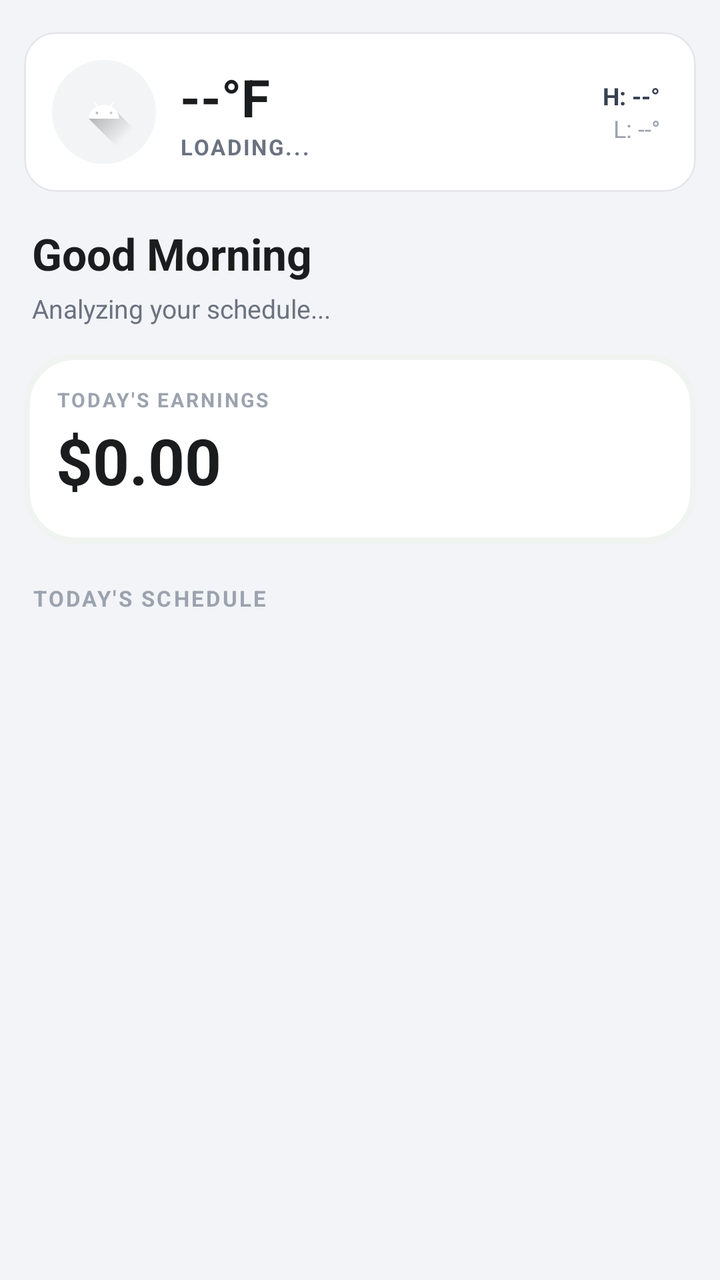
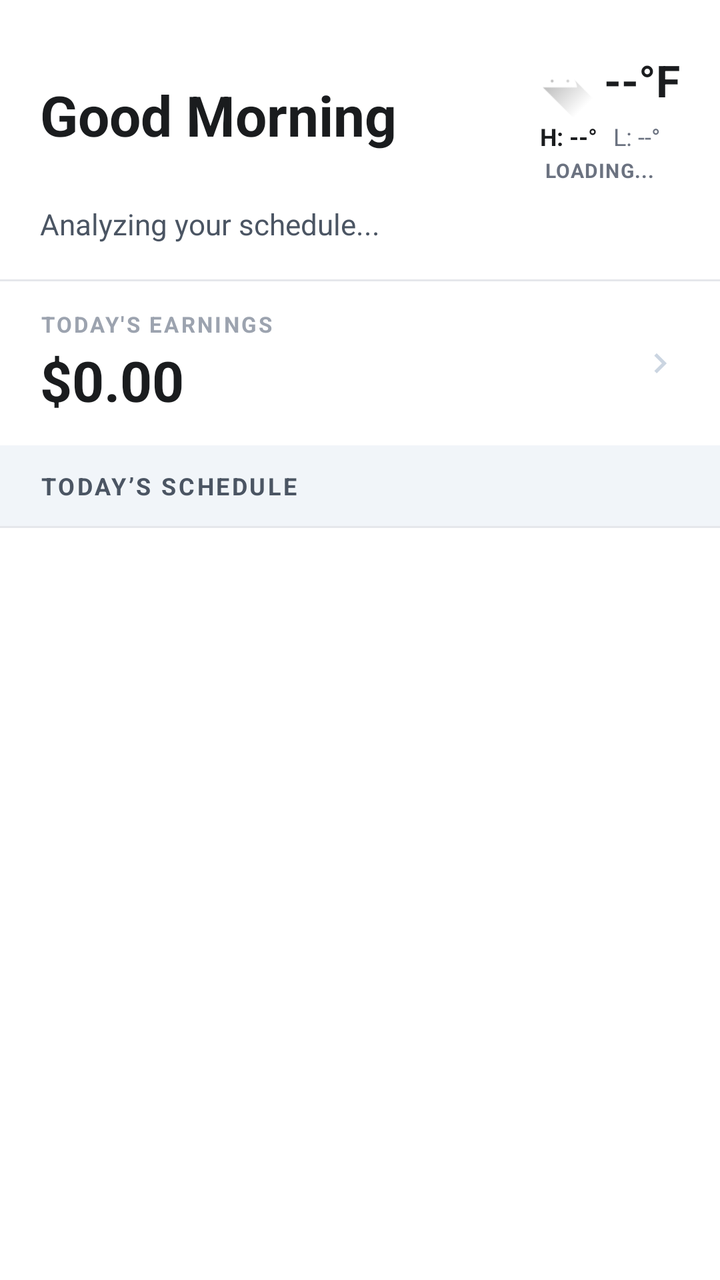

Before-and-after screenshots of an Android layout around one commit, followed by the original layout XML and the change that was made.
<!-- AndroidManifest.xml: application theme Theme.EmployeePOS2 -->
<!-- res/layout/fragment_home_v2.xml -->
<?xml version="1.0" encoding="utf-8"?>
<androidx.core.widget.NestedScrollView
    xmlns:android="http://schemas.android.com/apk/res/android"
    xmlns:app="http://schemas.android.com/apk/res-auto"
    android:layout_width="match_parent"
    android:layout_height="match_parent"
    android:background="#F2F4F7"
    android:fillViewport="true">

    <LinearLayout
        android:layout_width="match_parent"
        android:layout_height="wrap_content"
        android:orientation="vertical"
        android:paddingBottom="24dp">

        <com.google.android.material.card.MaterialCardView
            android:layout_width="match_parent"
            android:layout_height="wrap_content"
            android:layout_marginHorizontal="12dp"
            android:layout_marginTop="16dp"
            app:cardCornerRadius="16dp"
            app:cardElevation="0dp"
            app:strokeWidth="1dp"
            app:strokeColor="#E5E7EB"
            app:cardBackgroundColor="#FFFFFF">

            <LinearLayout
                android:layout_width="match_parent"
                android:layout_height="wrap_content"
                android:orientation="horizontal"
                android:padding="14dp"
                android:gravity="center_vertical">

                <FrameLayout
                    android:layout_width="52dp"
                    android:layout_height="52dp"
                    android:background="@drawable/bg_weather_icon_pill">

                    <ImageView
                        android:id="@+id/ivWeatherIcon"
                        android:layout_width="36dp"
                        android:layout_height="36dp"
                        android:layout_gravity="center"
                        android:src="@drawable/ic_launcher_foreground" />
                </FrameLayout>

                <LinearLayout
                    android:layout_width="0dp"
                    android:layout_height="wrap_content"
                    android:layout_weight="1"
                    android:orientation="vertical"
                    android:layout_marginStart="12dp">

                    <TextView
                        android:id="@+id/tvWeatherTemp"
                        android:layout_width="wrap_content"
                        android:layout_height="wrap_content"
                        android:text="--°F"
                        android:textSize="26sp"
                        android:textStyle="bold"
                        android:textColor="#1A1C1E" />

                    <TextView
                        android:id="@+id/tvWeatherOutlook"
                        android:layout_width="wrap_content"
                        android:layout_height="wrap_content"
                        android:text="Loading..."
                        android:textSize="11sp"
                        android:textStyle="bold"
                        android:letterSpacing="0.08"
                        android:textAllCaps="true"
                        android:textColor="#6B7280" />
                </LinearLayout>

                <LinearLayout
                    android:layout_width="wrap_content"
                    android:layout_height="wrap_content"
                    android:orientation="vertical"
                    android:gravity="end"
                    android:layout_marginEnd="4dp">

                    <TextView
                        android:id="@+id/tvWeatherHigh"
                        android:layout_width="wrap_content"
                        android:layout_height="wrap_content"
                        android:text="H: --°"
                        android:textSize="12sp"
                        android:textStyle="bold"
                        android:textColor="#374151" />

                    <TextView
                        android:id="@+id/tvWeatherLow"
                        android:layout_width="wrap_content"
                        android:layout_height="wrap_content"
                        android:text="L: --°"
                        android:textSize="12sp"
                        android:textColor="#9CA3AF" />
                </LinearLayout>

            </LinearLayout>
        </com.google.android.material.card.MaterialCardView>

        <LinearLayout
            android:layout_width="match_parent"
            android:layout_height="wrap_content"
            android:orientation="vertical"
            android:layout_marginHorizontal="16dp"
            android:layout_marginTop="16dp">

            <TextView
                android:id="@+id/welcomeText"
                android:layout_width="wrap_content"
                android:layout_height="wrap_content"
                android:text="Good Morning"
                android:textSize="22sp"
                android:textStyle="bold"
                android:textColor="#1A1C1E" />

            <TextView
                android:id="@+id/tvDailySummary"
                android:layout_width="match_parent"
                android:layout_height="wrap_content"
                android:layout_marginTop="4dp"
                android:text="Analyzing your schedule..."
                android:textSize="13sp"
                android:textColor="#6B7280"
                android:lineSpacingMultiplier="1.5"
                android:maxLines="5"
                android:ellipsize="end" />
        </LinearLayout>

        <LinearLayout
            android:id="@+id/btnEarningsPanel"
            android:layout_width="match_parent"
            android:layout_height="wrap_content"
            android:orientation="vertical"
            android:layout_marginHorizontal="12dp"
            android:layout_marginTop="14dp"
            android:padding="16dp"
            android:background="@drawable/bg_earnings_integrated"
            android:foreground="?attr/selectableItemBackground"
            android:clickable="true"
            android:focusable="true"
            android:elevation="0dp">

            <LinearLayout
                android:layout_width="match_parent"
                android:layout_height="wrap_content"
                android:orientation="horizontal"
                android:gravity="center_vertical"
                android:layout_marginBottom="4dp">

                <LinearLayout
                    android:layout_width="0dp"
                    android:layout_height="wrap_content"
                    android:layout_weight="1"
                    android:orientation="vertical">

                    <TextView
                        android:layout_width="wrap_content"
                        android:layout_height="wrap_content"
                        android:text="TODAY'S EARNINGS"
                        android:textColor="#9CA3AF"
                        android:textSize="10sp"
                        android:textStyle="bold"
                        android:letterSpacing="0.1"
                        android:textAllCaps="true" />

                    <TextView
                        android:id="@+id/tvEarningsTotal"
                        android:layout_width="wrap_content"
                        android:layout_height="wrap_content"
                        android:text="$0.00"
                        android:textColor="#1A1C1E"
                        android:textSize="32sp"
                        android:textStyle="bold"
                        android:layout_marginTop="2dp" />
                </LinearLayout>

            </LinearLayout>

        </LinearLayout>

        <LinearLayout
            android:id="@+id/adminSection"
            android:layout_width="match_parent"
            android:layout_height="wrap_content"
            android:orientation="vertical"
            android:layout_marginHorizontal="12dp"
            android:layout_marginTop="12dp"
            android:visibility="gone" />

        <TextView
            android:layout_width="wrap_content"
            android:layout_height="wrap_content"
            android:layout_marginHorizontal="16dp"
            android:layout_marginTop="20dp"
            android:layout_marginBottom="8dp"
            android:text="TODAY'S SCHEDULE"
            android:textSize="11sp"
            android:textStyle="bold"
            android:textColor="#9CA3AF"
            android:letterSpacing="0.1"
            android:textAllCaps="true" />

        <androidx.recyclerview.widget.RecyclerView
            android:id="@+id/rvSchedule"
            android:layout_width="match_parent"
            android:layout_height="wrap_content"
            android:paddingHorizontal="12dp"
            android:clipToPadding="false"
            android:nestedScrollingEnabled="false" />

    </LinearLayout>
</androidx.core.widget.NestedScrollView>
<!-- resources referenced by this layout -->
<resources>
  <!-- drawable bg_earnings_integrated (drawable) -->
  <?xml version="1.0" encoding="utf-8"?>
  <shape xmlns:android="http://schemas.android.com/apk/res/android"
      android:shape="rectangle">
  
      <solid android:color="#FFFFFF" />
      <corners android:radius="24dp" /> <stroke android:width="3dp" android:color="#F0F4F1" />
  </shape>
  <!-- drawable bg_weather_icon_pill (drawable) -->
  <?xml version="1.0" encoding="utf-8"?>
  <shape xmlns:android="http://schemas.android.com/apk/res/android"
      android:shape="oval">
      <solid android:color="#F3F4F6" />
  </shape>
  <!-- drawable ic_launcher_foreground (drawable) -->
  <vector xmlns:android="http://schemas.android.com/apk/res/android"
      xmlns:aapt="http://schemas.android.com/aapt"
      android:width="108dp"
      android:height="108dp"
      android:viewportWidth="108"
      android:viewportHeight="108">
      <path android:pathData="M31,63.928c0,0 6.4,-11 12.1,-13.1c7.2,-2.6 26,-1.4 26,-1.4l38.1,38.1L107,108.928l-32,-1L31,63.928z">
          <aapt:attr name="android:fillColor">
              <gradient
                  android:endX="85.84757"
                  android:endY="92.4963"
                  android:startX="42.9492"
                  android:startY="49.59793"
                  android:type="linear">
                  <item
                      android:color="#44000000"
                      android:offset="0.0" />
                  <item
                      android:color="#00000000"
                      android:offset="1.0" />
              </gradient>
          </aapt:attr>
      </path>
      <path
          android:fillColor="#FFFFFF"
          android:fillType="nonZero"
          android:pathData="M65.3,45.828l3.8,-6.6c0.2,-0.4 0.1,-0.9 -0.3,-1.1c-0.4,-0.2 -0.9,-0.1 -1.1,0.3l-3.9,6.7c-6.3,-2.8 -13.4,-2.8 -19.7,0l-3.9,-6.7c-0.2,-0.4 -0.7,-0.5 -1.1,-0.3C38.8,38.328 38.7,38.828 38.9,39.228l3.8,6.6C36.2,49.428 31.7,56.028 31,63.928h46C76.3,56.028 71.8,49.428 65.3,45.828zM43.4,57.328c-0.8,0 -1.5,-0.5 -1.8,-1.2c-0.3,-0.7 -0.1,-1.5 0.4,-2.1c0.5,-0.5 1.4,-0.7 2.1,-0.4c0.7,0.3 1.2,1 1.2,1.8C45.3,56.528 44.5,57.328 43.4,57.328L43.4,57.328zM64.6,57.328c-0.8,0 -1.5,-0.5 -1.8,-1.2s-0.1,-1.5 0.4,-2.1c0.5,-0.5 1.4,-0.7 2.1,-0.4c0.7,0.3 1.2,1 1.2,1.8C66.5,56.528 65.6,57.328 64.6,57.328L64.6,57.328z"
          android:strokeWidth="1"
          android:strokeColor="#00000000" />
  </vector>
  <style name="Theme.EmployeePOS2" parent="Base.Theme.EmployeePOS2" />
  <style name="Base.Theme.EmployeePOS2" parent="Theme.Material3.DayNight.NoActionBar">
          
          
      </style>
</resources>

<!-- the commit's change to res/layout/fragment_home_v2.xml (unified diff, before → after) -->
@@ -1,10 +1,9 @@
 <?xml version="1.0" encoding="utf-8"?>
 <androidx.core.widget.NestedScrollView
     xmlns:android="http://schemas.android.com/apk/res/android"
-    xmlns:app="http://schemas.android.com/apk/res-auto"
     android:layout_width="match_parent"
     android:layout_height="match_parent"
-    android:background="#F2F4F7"
+    android:background="#FFFFFF"
     android:fillViewport="true">
 
     <LinearLayout
@@ -13,172 +12,182 @@
         android:orientation="vertical"
         android:paddingBottom="24dp">
 
-        <com.google.android.material.card.MaterialCardView
-            android:layout_width="match_parent"
-            android:layout_height="wrap_content"
-            android:layout_marginHorizontal="12dp"
-            android:layout_marginTop="16dp"
-            app:cardCornerRadius="16dp"
-            app:cardElevation="0dp"
-            app:strokeWidth="1dp"
-            app:strokeColor="#E5E7EB"
-            app:cardBackgroundColor="#FFFFFF">
+        
+        <LinearLayout
+            android:layout_width="match_parent"
+            android:layout_height="wrap_content"
+            android:orientation="vertical"
+            android:paddingHorizontal="20dp"
+            android:paddingTop="20dp"
+            android:paddingBottom="18dp">
 
             <LinearLayout
                 android:layout_width="match_parent"
                 android:layout_height="wrap_content"
-                android:orientation="horizontal"
-                android:padding="14dp"
-                android:gravity="center_vertical">
-
-                <FrameLayout
-                    android:layout_width="52dp"
-                    android:layout_height="52dp"
-                    android:background="@drawable/bg_weather_icon_pill">
-
-                    <ImageView
-                        android:id="@+id/ivWeatherIcon"
-                        android:layout_width="36dp"
-                        android:layout_height="36dp"
-                        android:layout_gravity="center"
-                        android:src="@drawable/ic_launcher_foreground" />
-                </FrameLayout>
+                android:orientation="horizontal">
 
                 <LinearLayout
                     android:layout_width="0dp"
                     android:layout_height="wrap_content"
+                    android:layout_marginEnd="12dp"
                     android:layout_weight="1"
-                    android:orientation="vertical"
-                    android:layout_marginStart="12dp">
+                    android:orientation="vertical">
 
                     <TextView
-                        android:id="@+id/tvWeatherTemp"
-                        android:layout_width="wrap_content"
-                        android:layout_height="wrap_content"
-                        android:text="--°F"
-                        android:textSize="26sp"
-                        android:textStyle="bold"
-                        android:textColor="#1A1C1E" />
+                        android:id="@+id/tvDateLabel"
+                        android:layout_width="wrap_content"
+                        android:layout_height="wrap_content"
+                        android:letterSpacing="0.1"
+                        android:textAllCaps="true"
+                        android:textColor="#CC0007"
+                        android:textSize="11sp"
+                        android:textStyle="bold" />
+
+                    <TextView
+                        android:id="@+id/welcomeText"
+                        android:layout_width="match_parent"
+                        android:layout_height="wrap_content"
+                        android:layout_marginTop="4dp"
+                        android:text="Good Morning"
+                        android:textColor="#1A1C1E"
+                        android:textSize="28sp"
+                        android:textStyle="bold" />
+                </LinearLayout>
+
+                
+                <LinearLayout
+                    android:layout_width="wrap_content"
+                    android:layout_height="wrap_content"
+                    android:gravity="center_horizontal"
+                    android:orientation="vertical">
+
+                    <LinearLayout
+                        android:layout_width="wrap_content"
+                        android:layout_height="wrap_content"
+                        android:gravity="center_vertical"
+                        android:orientation="horizontal">
+
+                        <ImageView
+                            android:id="@+id/ivWeatherIcon"
+                            android:layout_width="40dp"
+                            android:layout_height="40dp"
+                            android:importantForAccessibility="no"
+                            android:src="@drawable/ic_launcher_foreground" />
+
+                        <TextView
+                            android:id="@+id/tvWeatherTemp"
+                            android:layout_width="wrap_content"
+                            android:layout_height="wrap_content"
+                            android:layout_marginStart="2dp"
+                            android:text="--°F"
+                            android:textColor="#1A1C1E"
+                            android:textSize="22sp"
+                            android:textStyle="bold" />
+                    </LinearLayout>
+
+                    <LinearLayout
+                        android:layout_width="wrap_content"
+                        android:layout_height="wrap_content"
+                        android:orientation="horizontal">
+
+                        <TextView
+                            android:id="@+id/tvWeatherHigh"
+                            android:layout_width="wrap_content"
+                            android:layout_height="wrap_content"
+                            android:text="H: --°"
+                            android:textColor="#1A1C1E"
+                            android:textSize="12sp"
+                            android:textStyle="bold" />
+
+                        <TextView
+                            android:id="@+id/tvWeatherLow"
+                            android:layout_width="wrap_content"
+                            android:layout_height="wrap_content"
+                            android:layout_marginStart="8dp"
+                            android:text="L: --°"
+                            android:textColor="#6B7280"
+                            android:textSize="12sp" />
+                    </LinearLayout>
 
                     <TextView
                         android:id="@+id/tvWeatherOutlook"
                         android:layout_width="wrap_content"
                         android:layout_height="wrap_content"
+                        android:layout_marginTop="2dp"
+                        android:letterSpacing="0.04"
+                        android:maxWidth="130dp"
+                        android:maxLines="1"
+                        android:ellipsize="end"
                         android:text="Loading..."
-                        android:textSize="11sp"
-                        android:textStyle="bold"
-                        android:letterSpacing="0.08"
                         android:textAllCaps="true"
-                        android:textColor="#6B7280" />
+                        android:textColor="#6B7280"
+                        android:textSize="10sp"
+                        android:textStyle="bold" />
                 </LinearLayout>
-
-                <LinearLayout
-                    android:layout_width="wrap_content"
-                    android:layout_height="wrap_content"
-                    android:orientation="vertical"
-                    android:gravity="end"
-                    android:layout_marginEnd="4dp">
-
-                    <TextView
-                        android:id="@+id/tvWeatherHigh"
-                        android:layout_width="wrap_content"
-                        android:layout_height="wrap_content"
-                        android:text="H: --°"
-                        android:textSize="12sp"
-                        android:textStyle="bold"
-                        android:textColor="#374151" />
-
-                    <TextView
-                        android:id="@+id/tvWeatherLow"
-                        android:layout_width="wrap_content"
-                        android:layout_height="wrap_content"
-                        android:text="L: --°"
-                        android:textSize="12sp"
-                        android:textColor="#9CA3AF" />
-                </LinearLayout>
-
             </LinearLayout>
-        </com.google.android.material.card.MaterialCardView>
-
-        <LinearLayout
-            android:layout_width="match_parent"
-            android:layout_height="wrap_content"
-            android:orientation="vertical"
-            android:layout_marginHorizontal="16dp"
-            android:layout_marginTop="16dp">
-
-            <TextView
-                android:id="@+id/welcomeText"
-                android:layout_width="wrap_content"
-                android:layout_height="wrap_content"
-                android:text="Good Morning"
-                android:textSize="22sp"
-                android:textStyle="bold"
-                android:textColor="#1A1C1E" />
 
             <TextView
                 android:id="@+id/tvDailySummary"
                 android:layout_width="match_parent"
                 android:layout_height="wrap_content"
-                android:layout_marginTop="4dp"
+                android:layout_marginTop="10dp"
+                android:ellipsize="end"
+                android:lineSpacingMultiplier="1.35"
+                android:maxLines="5"
                 android:text="Analyzing your schedule..."
-                android:textSize="13sp"
-                android:textColor="#6B7280"
-                android:lineSpacingMultiplier="1.5"
-                android:maxLines="5"
-                android:ellipsize="end" />
+                android:textColor="#4B5563"
+                android:textSize="14.5sp" />
         </LinearLayout>
 
+        <View
+            android:layout_width="match_parent"
+            android:layout_height="1dp"
+            android:background="#E5E7EB" />
+
+        
         <LinearLayout
             android:id="@+id/btnEarningsPanel"
             android:layout_width="match_parent"
             android:layout_height="wrap_content"
-            android:orientation="vertical"
-            android:layout_marginHorizontal="12dp"
-            android:layout_marginTop="14dp"
-            android:padding="16dp"
-            android:background="@drawable/bg_earnings_integrated"
-            android:foreground="?attr/selectableItemBackground"
+            android:background="?attr/selectableItemBackground"
             android:clickable="true"
             android:focusable="true"
-            android:elevation="0dp">
+            android:gravity="center_vertical"
+            android:orientation="horizontal"
+            android:paddingHorizontal="20dp"
+            android:paddingVertical="14dp">
 
             <LinearLayout
-                android:layout_width="match_parent"
-                android:layout_height="wrap_content"
-                android:orientation="horizontal"
-                android:gravity="center_vertical"
-                android:layout_marginBottom="4dp">
-
-                <LinearLayout
-                    android:layout_width="0dp"
-                    android:layout_height="wrap_content"
-                    android:layout_weight="1"
-                    android:orientation="vertical">
-
-                    <TextView
-                        android:layout_width="wrap_content"
-                        android:layout_height="wrap_content"
-                        android:text="TODAY'S EARNINGS"
-                        android:textColor="#9CA3AF"
-                        android:textSize="10sp"
-                        android:textStyle="bold"
-                        android:letterSpacing="0.1"
-                        android:textAllCaps="true" />
-
-                    <TextView
-                        android:id="@+id/tvEarningsTotal"
-                        android:layout_width="wrap_content"
-                        android:layout_height="wrap_content"
-                        android:text="$0.00"
-                        android:textColor="#1A1C1E"
-                        android:textSize="32sp"
-                        android:textStyle="bold"
-                        android:layout_marginTop="2dp" />
-                </LinearLayout>
-
+                android:layout_width="0dp"
+                android:layout_height="wrap_content"
+                android:layout_weight="1"
+                android:orientation="vertical">
+
+                <TextView
+                    android:layout_width="wrap_content"
+                    android:layout_height="wrap_content"
+                    android:letterSpacing="0.1"
+                    android:text="TODAY'S EARNINGS"
+                    android:textColor="#9CA3AF"
+                    android:textSize="11sp"
+                    android:textStyle="bold" />
+
+                <TextView
+                    android:id="@+id/tvEarningsTotal"
+                    android:layout_width="wrap_content"
+                    android:layout_height="wrap_content"
+                    android:layout_marginTop="2dp"
+                    android:text="$0.00"
+                    android:textColor="#1A1C1E"
+                    android:textSize="28sp"
+                    android:textStyle="bold" />
             </LinearLayout>
 
+            <ImageView
+                android:layout_width="20dp"
+                android:layout_height="20dp"
+                android:importantForAccessibility="no"
+                android:src="@drawable/ic_job_chevron" />
         </LinearLayout>
 
         <LinearLayout
@@ -186,30 +195,68 @@
             android:layout_width="match_parent"
             android:layout_height="wrap_content"
             android:orientation="vertical"
-            android:layout_marginHorizontal="12dp"
-            android:layout_marginTop="12dp"
             android:visibility="gone" />
 
+        
+        <LinearLayout
+            android:layout_width="match_parent"
+            android:layout_height="wrap_content"
+            android:background="#F1F5F9"
+            android:gravity="center_vertical"
+            android:orientation="horizontal"
+            android:paddingHorizontal="20dp"
+            android:paddingVertical="12dp">
+
+            <TextView
+                android:layout_width="wrap_content"
+                android:layout_height="wrap_content"
+                android:letterSpacing="0.1"
+                android:text="TODAY’S SCHEDULE"
+                android:textColor="#4B5563"
+                android:textSize="12sp"
+                android:textStyle="bold" />
+
+            <TextView
+                android:id="@+id/tvScheduleCount"
+                android:layout_width="wrap_content"
+                android:layout_height="wrap_content"
+                android:layout_marginStart="8dp"
+                android:background="@drawable/bg_count_pill"
+                android:gravity="center"
+                android:minWidth="22dp"
+                android:paddingHorizontal="7dp"
+                android:paddingVertical="2dp"
+                android:textColor="#FFFFFF"
+                android:textSize="11sp"
+                android:textStyle="bold"
+                android:visibility="gone" />
+        </LinearLayout>
+
+        <View
+            android:layout_width="match_parent"
+            android:layout_height="1dp"
+            android:background="#E5E7EB" />
+
         <TextView
-            android:layout_width="wrap_content"
-            android:layout_height="wrap_content"
-            android:layout_marginHorizontal="16dp"
-            android:layout_marginTop="20dp"
-            android:layout_marginBottom="8dp"
-            android:text="TODAY'S SCHEDULE"
-            android:textSize="11sp"
-            android:textStyle="bold"
-            android:textColor="#9CA3AF"
-            android:letterSpacing="0.1"
-            android:textAllCaps="true" />
+            android:id="@+id/tvScheduleEmpty"
+            android:layout_width="match_parent"
+            android:layout_height="wrap_content"
+            android:gravity="center"
+            android:lineSpacingMultiplier="1.3"
+            android:padding="36dp"
+            android:text="Nothing scheduled for you today.\nEnjoy the quiet."
+            android:textColor="#6B7280"
+            android:textSize="14sp"
+            android:visibility="gone" />
 
         <androidx.recyclerview.widget.RecyclerView
             android:id="@+id/rvSchedule"
             android:layout_width="match_parent"
             android:layout_height="wrap_content"
-            android:paddingHorizontal="12dp"
+            android:background="#FFFFFF"
             android:clipToPadding="false"
-            android:nestedScrollingEnabled="false" />
+            android:nestedScrollingEnabled="false"
+            android:paddingTop="8dp" />
 
     </LinearLayout>
 </androidx.core.widget.NestedScrollView>
<!-- resource entries referenced after the edit -->
@@ -1,19 +1,16 @@
 <!-- resources referenced by this layout -->
 <resources>
-  <!-- drawable bg_earnings_integrated (drawable) -->
+  <!-- drawable bg_count_pill (drawable) -->
   <?xml version="1.0" encoding="utf-8"?>
-  <shape xmlns:android="http://schemas.android.com/apk/res/android"
-      android:shape="rectangle">
-  
-      <solid android:color="#FFFFFF" />
-      <corners android:radius="24dp" /> <stroke android:width="3dp" android:color="#F0F4F1" />
+  <shape xmlns:android="http://schemas.android.com/apk/res/android">
+      <solid android:color="#CC0007" />
+      <corners android:radius="999dp" />
   </shape>
-  <!-- drawable bg_weather_icon_pill (drawable) -->
-  <?xml version="1.0" encoding="utf-8"?>
-  <shape xmlns:android="http://schemas.android.com/apk/res/android"
-      android:shape="oval">
-      <solid android:color="#F3F4F6" />
-  </shape>
+  <!-- drawable ic_job_chevron (drawable) -->
+  <vector xmlns:android="http://schemas.android.com/apk/res/android"
+      android:width="20dp" android:height="20dp" android:viewportWidth="24" android:viewportHeight="24">
+      <path android:fillColor="#CBD5E1" android:pathData="M8.59,16.59L13.17,12 8.59,7.41 10,6l6,6 -6,6z"/>
+  </vector>
   <!-- drawable ic_launcher_foreground (drawable) -->
   <vector xmlns:android="http://schemas.android.com/apk/res/android"
       xmlns:aapt="http://schemas.android.com/aapt"
@@ -48,7 +45,15 @@
   <style name="Theme.EmployeePOS2" parent="Base.Theme.EmployeePOS2" />
   <style name="Base.Theme.EmployeePOS2" parent="Theme.Material3.DayNight.NoActionBar">
           
-          
+          <item name="colorPrimary">#CC0007</item>
+          <item name="colorOnPrimary">#FFFFFF</item>
+          <item name="colorPrimaryContainer">#FEE2E2</item>
+          <item name="colorOnPrimaryContainer">#CC0007</item>
+          <item name="colorSecondary">#CC0007</item>
+          <item name="colorSecondaryContainer">#FEE2E2</item>
+          <item name="colorOnSecondaryContainer">#CC0007</item>
+          <item name="colorSurface">#FFFFFF</item>
+          <item name="android:windowBackground">#FFFFFF</item>
       </style>
 </resources>
 
